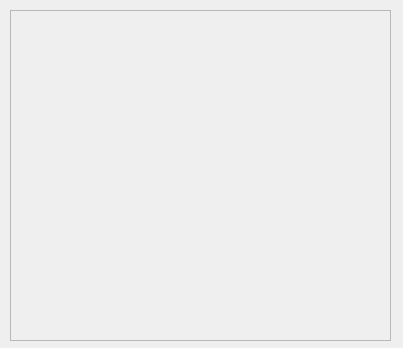
Old version of the form 6-7_Lesson/table.ui in the repository Mysarios/QT_study.
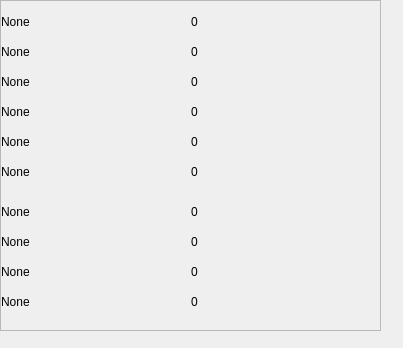
New version of the form.

```diff
--- a/6-7_Lesson/table.ui
+++ b/6-7_Lesson/table.ui
@@ -16,8 +16,8 @@
   <widget class="QScrollArea" name="scrollArea">
    <property name="geometry">
     <rect>
-     <x>10</x>
-     <y>10</y>
+     <x>0</x>
+     <y>0</y>
      <width>381</width>
      <height>331</height>
     </rect>
@@ -34,6 +34,266 @@
       <height>329</height>
      </rect>
     </property>
+    <widget class="QLabel" name="N1">
+     <property name="geometry">
+      <rect>
+       <x>0</x>
+       <y>0</y>
+       <width>191</width>
+       <height>41</height>
+      </rect>
+     </property>
+     <property name="text">
+      <string>None</string>
+     </property>
+    </widget>
+    <widget class="QLabel" name="S1">
+     <property name="geometry">
+      <rect>
+       <x>190</x>
+       <y>0</y>
+       <width>191</width>
+       <height>41</height>
+      </rect>
+     </property>
+     <property name="text">
+      <string>0</string>
+     </property>
+    </widget>
+    <widget class="QLabel" name="S2">
+     <property name="geometry">
+      <rect>
+       <x>190</x>
+       <y>30</y>
+       <width>191</width>
+       <height>41</height>
+      </rect>
+     </property>
+     <property name="text">
+      <string>0</string>
+     </property>
+    </widget>
+    <widget class="QLabel" name="N2">
+     <property name="geometry">
+      <rect>
+       <x>0</x>
+       <y>30</y>
+       <width>191</width>
+       <height>41</height>
+      </rect>
+     </property>
+     <property name="text">
+      <string>None</string>
+     </property>
+    </widget>
+    <widget class="QLabel" name="N3">
+     <property name="geometry">
+      <rect>
+       <x>0</x>
+       <y>60</y>
+       <width>191</width>
+       <height>41</height>
+      </rect>
+     </property>
+     <property name="text">
+      <string>None</string>
+     </property>
+    </widget>
+    <widget class="QLabel" name="S3">
+     <property name="geometry">
+      <rect>
+       <x>190</x>
+       <y>60</y>
+       <width>191</width>
+       <height>41</height>
+      </rect>
+     </property>
+     <property name="text">
+      <string>0</string>
+     </property>
+    </widget>
+    <widget class="QLabel" name="N4">
+     <property name="geometry">
+      <rect>
+       <x>0</x>
+       <y>90</y>
+       <width>191</width>
+       <height>41</height>
+      </rect>
+     </property>
+     <property name="text">
+      <string>None</string>
+     </property>
+    </widget>
+    <widget class="QLabel" name="S4">
+     <property name="geometry">
+      <rect>
+       <x>190</x>
+       <y>90</y>
+       <width>191</width>
+       <height>41</height>
+      </rect>
+     </property>
+     <property name="text">
+      <string>0</string>
+     </property>
+    </widget>
+    <widget class="QLabel" name="N5">
+     <property name="geometry">
+      <rect>
+       <x>0</x>
+       <y>120</y>
+       <width>191</width>
+       <height>41</height>
+      </rect>
+     </property>
+     <property name="text">
+      <string>None</string>
+     </property>
+    </widget>
+    <widget class="QLabel" name="S5">
+     <property name="geometry">
+      <rect>
+       <x>190</x>
+       <y>120</y>
+       <width>191</width>
+       <height>41</height>
+      </rect>
+     </property>
+     <property name="text">
+      <string>0</string>
+     </property>
+    </widget>
+    <widget class="QLabel" name="N6">
+     <property name="geometry">
+      <rect>
+       <x>0</x>
+       <y>150</y>
+       <width>191</width>
+       <height>41</height>
+      </rect>
+     </property>
+     <property name="text">
+      <string>None</string>
+     </property>
+    </widget>
+    <widget class="QLabel" name="S6">
+     <property name="geometry">
+      <rect>
+       <x>190</x>
+       <y>150</y>
+       <width>191</width>
+       <height>41</height>
+      </rect>
+     </property>
+     <property name="text">
+      <string>0</string>
+     </property>
+    </widget>
+    <widget class="QLabel" name="N7">
+     <property name="geometry">
+      <rect>
+       <x>0</x>
+       <y>190</y>
+       <width>191</width>
+       <height>41</height>
+      </rect>
+     </property>
+     <property name="text">
+      <string>None</string>
+     </property>
+    </widget>
+    <widget class="QLabel" name="S7">
+     <property name="geometry">
+      <rect>
+       <x>190</x>
+       <y>190</y>
+       <width>191</width>
+       <height>41</height>
+      </rect>
+     </property>
+     <property name="text">
+      <string>0</string>
+     </property>
+    </widget>
+    <widget class="QLabel" name="N8">
+     <property name="geometry">
+      <rect>
+       <x>0</x>
+       <y>220</y>
+       <width>191</width>
+       <height>41</height>
+      </rect>
+     </property>
+     <property name="text">
+      <string>None</string>
+     </property>
+    </widget>
+    <widget class="QLabel" name="S8">
+     <property name="geometry">
+      <rect>
+       <x>190</x>
+       <y>220</y>
+       <width>191</width>
+       <height>41</height>
+      </rect>
+     </property>
+     <property name="text">
+      <string>0</string>
+     </property>
+    </widget>
+    <widget class="QLabel" name="N9">
+     <property name="geometry">
+      <rect>
+       <x>0</x>
+       <y>250</y>
+       <width>191</width>
+       <height>41</height>
+      </rect>
+     </property>
+     <property name="text">
+      <string>None</string>
+     </property>
+    </widget>
+    <widget class="QLabel" name="S9">
+     <property name="geometry">
+      <rect>
+       <x>190</x>
+       <y>250</y>
+       <width>191</width>
+       <height>41</height>
+      </rect>
+     </property>
+     <property name="text">
+      <string>0</string>
+     </property>
+    </widget>
+    <widget class="QLabel" name="S10">
+     <property name="geometry">
+      <rect>
+       <x>190</x>
+       <y>280</y>
+       <width>191</width>
+       <height>41</height>
+      </rect>
+     </property>
+     <property name="text">
+      <string>0</string>
+     </property>
+    </widget>
+    <widget class="QLabel" name="N10">
+     <property name="geometry">
+      <rect>
+       <x>0</x>
+       <y>280</y>
+       <width>191</width>
+       <height>41</height>
+      </rect>
+     </property>
+     <property name="text">
+      <string>None</string>
+     </property>
+    </widget>
    </widget>
   </widget>
  </widget>
```
